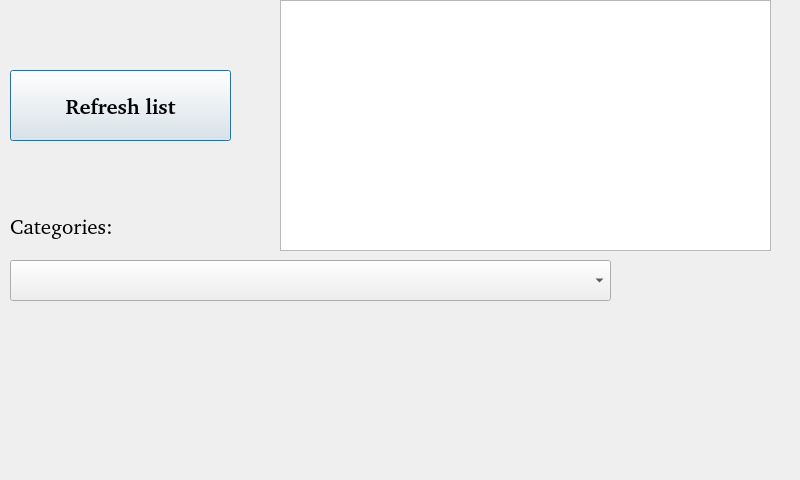
This is Client/topresultdialog.ui in ArtemD/SpeedFreak as Qt 5 draws it before an edit. The edited form follows.
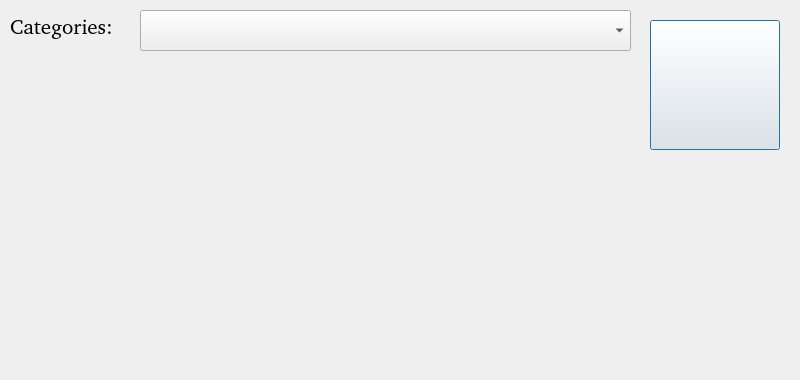
This is the edited form. Icons and pictures are not drawn.

Patch:
```diff
--- a/Client/topresultdialog.ui
+++ b/Client/topresultdialog.ui
@@ -7,7 +7,7 @@
     <x>0</x>
     <y>0</y>
     <width>800</width>
-    <height>480</height>
+    <height>380</height>
    </rect>
   </property>
   <property name="windowTitle">
@@ -16,10 +16,10 @@
   <widget class="QPushButton" name="buttonTopRefresh">
    <property name="geometry">
     <rect>
-     <x>10</x>
-     <y>70</y>
-     <width>221</width>
-     <height>71</height>
+     <x>650</x>
+     <y>20</y>
+     <width>130</width>
+     <height>130</height>
     </rect>
    </property>
    <property name="font">
@@ -31,34 +31,25 @@
     </font>
    </property>
    <property name="text">
-    <string>Refresh list</string>
+    <string/>
    </property>
-  </widget>
-  <widget class="QListView" name="listViewTopList">
-   <property name="geometry">
-    <rect>
-     <x>280</x>
-     <y>0</y>
-     <width>491</width>
-     <height>251</height>
-    </rect>
+   <property name="icon">
+    <iconset resource="graphics.qrc">
+     <normaloff>:/new/prefix1/Graphics/trophy_gold_refresh.png</normaloff>:/new/prefix1/Graphics/trophy_gold_refresh.png</iconset>
    </property>
-   <property name="font">
-    <font>
-     <family>Bitstream Charter</family>
-     <pointsize>10</pointsize>
-    </font>
-   </property>
-   <property name="flow">
-    <enum>QListView::LeftToRight</enum>
+   <property name="iconSize">
+    <size>
+     <width>125</width>
+     <height>125</height>
+    </size>
    </property>
   </widget>
   <widget class="QLabel" name="labelTopList">
    <property name="geometry">
     <rect>
-     <x>300</x>
-     <y>0</y>
-     <width>451</width>
+     <x>150</x>
+     <y>70</y>
+     <width>471</width>
      <height>251</height>
     </rect>
    </property>
@@ -71,14 +62,14 @@
     <string/>
    </property>
    <property name="alignment">
-    <set>Qt::AlignLeading|Qt::AlignLeft|Qt::AlignVCenter</set>
+    <set>Qt::AlignLeading|Qt::AlignLeft|Qt::AlignTop</set>
    </property>
   </widget>
   <widget class="QLabel" name="labelCategory">
    <property name="geometry">
     <rect>
      <x>10</x>
-     <y>200</y>
+     <y>0</y>
      <width>221</width>
      <height>51</height>
     </rect>
@@ -96,9 +87,9 @@
   <widget class="QComboBox" name="comboBoxTopCategory">
    <property name="geometry">
     <rect>
-     <x>10</x>
-     <y>260</y>
-     <width>601</width>
+     <x>140</x>
+     <y>10</y>
+     <width>491</width>
      <height>41</height>
     </rect>
    </property>
@@ -106,9 +97,9 @@
   <widget class="QLabel" name="labelInfoToUser">
    <property name="geometry">
     <rect>
-     <x>10</x>
+     <x>120</x>
      <y>310</y>
-     <width>521</width>
+     <width>671</width>
      <height>51</height>
     </rect>
    </property>
@@ -116,6 +107,28 @@
     <string/>
    </property>
   </widget>
+  <widget class="QLabel" name="label">
+   <property name="geometry">
+    <rect>
+     <x>0</x>
+     <y>230</y>
+     <width>150</width>
+     <height>150</height>
+    </rect>
+   </property>
+   <property name="text">
+    <string/>
+   </property>
+   <property name="pixmap">
+    <pixmap resource="graphics.qrc">:/new/prefix1/Graphics/sf.png</pixmap>
+   </property>
+  </widget>
+  <zorder>label</zorder>
+  <zorder>buttonTopRefresh</zorder>
+  <zorder>labelTopList</zorder>
+  <zorder>labelCategory</zorder>
+  <zorder>comboBoxTopCategory</zorder>
+  <zorder>labelInfoToUser</zorder>
  </widget>
  <resources/>
  <connections/>
```
Left out of the diff: 4 changed lines with no effect on the pictures.
